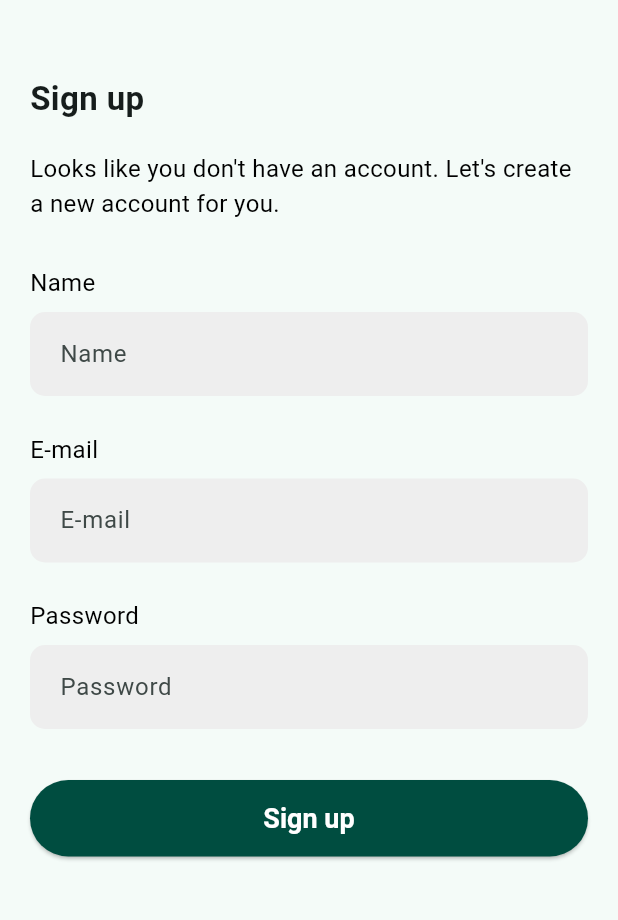
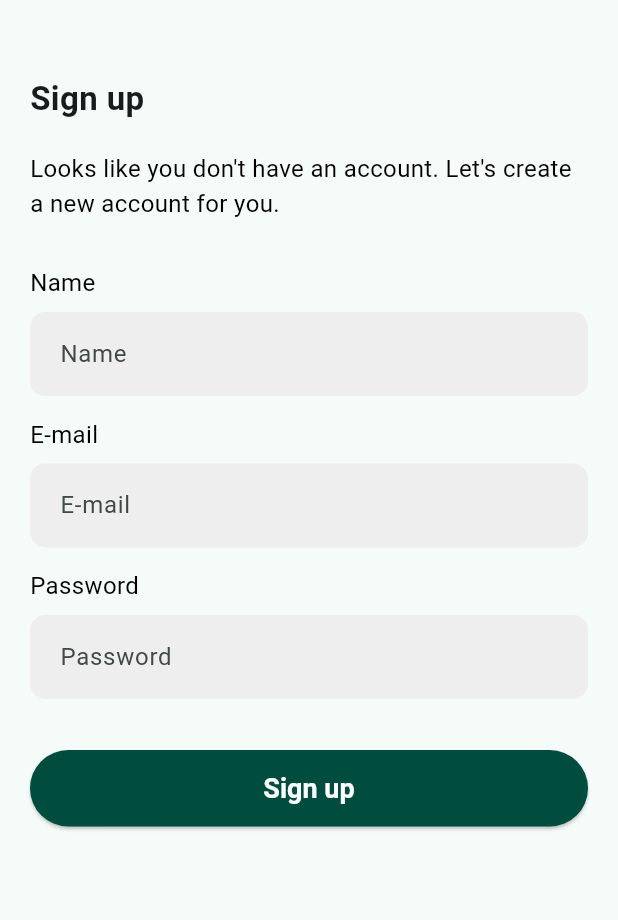
Before and after one commit to ali9issa99/Powerdown-Frontend, a Flutter app: the SignUpScreen screen opened by its route, on a phone screen of 412 x 824 dp, the part 249-1169 px from its top. Run offline on Flutter 3.47's test engine with Material 3 defaults, Android fonts, the phone set to English and light mode, and no system bars.

Commit message:
adjusted some height fixes

```diff
--- a/lib/Screens/signupScreen.dart
+++ b/lib/Screens/signupScreen.dart
@@ -65,7 +65,7 @@ class SignUpScreen extends StatelessWidget {
                   ),
                 ),
               ),
-              const SizedBox(height: 20),
+              const SizedBox(height: 10),
 
               // Email Label
               const Text(
@@ -93,7 +93,7 @@ class SignUpScreen extends StatelessWidget {
                   ),
                 ),
               ),
-              const SizedBox(height: 20),
+              const SizedBox(height: 10),
 
               // Password Label
               const Text(
```
